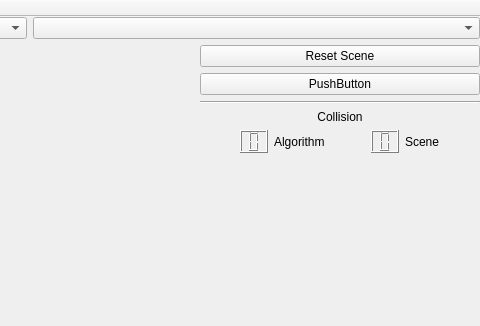
This is mainwindow.ui in pan-mroku/Bump as Qt 5 draws it before an edit; both pictures show x 421 to 901 and y 0 to 326 of the 901 by 685 pixel window. The edited form follows.
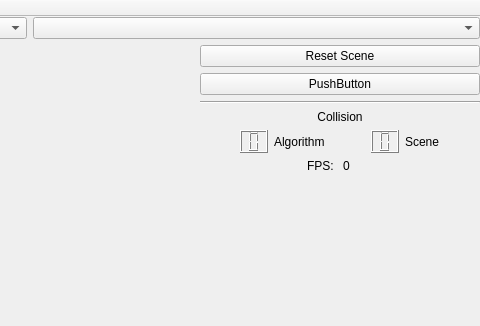
This is the edited form. Custom widgets are drawn as their Qt base class.

Commit message: FPS label

```diff
--- a/mainwindow.ui
+++ b/mainwindow.ui
@@ -989,6 +989,30 @@
           </item>
          </layout>
         </item>
+        <item>
+         <layout class="QHBoxLayout" name="horizontalLayout_4">
+          <property name="topMargin">
+           <number>0</number>
+          </property>
+          <item>
+           <widget class="QLabel" name="label_5">
+            <property name="text">
+             <string>FPS: </string>
+            </property>
+            <property name="alignment">
+             <set>Qt::AlignRight|Qt::AlignTrailing|Qt::AlignVCenter</set>
+            </property>
+           </widget>
+          </item>
+          <item>
+           <widget class="QLabel" name="FPSLabel">
+            <property name="text">
+             <string>0</string>
+            </property>
+           </widget>
+          </item>
+         </layout>
+        </item>
         <item>
          <spacer name="verticalSpacer_2">
           <property name="orientation">
```
The commit also changes 3 other files.
